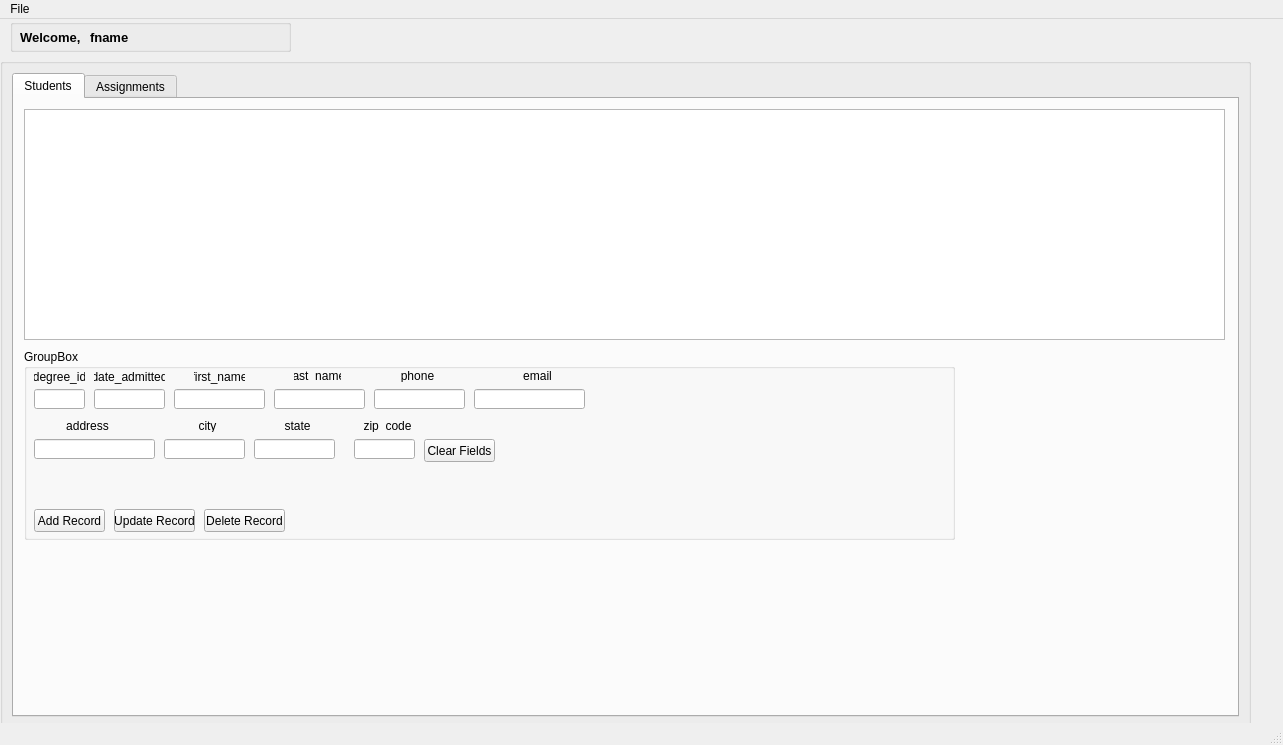
Qt form adminwindow.ui (Pawls/LMS) before a commit.
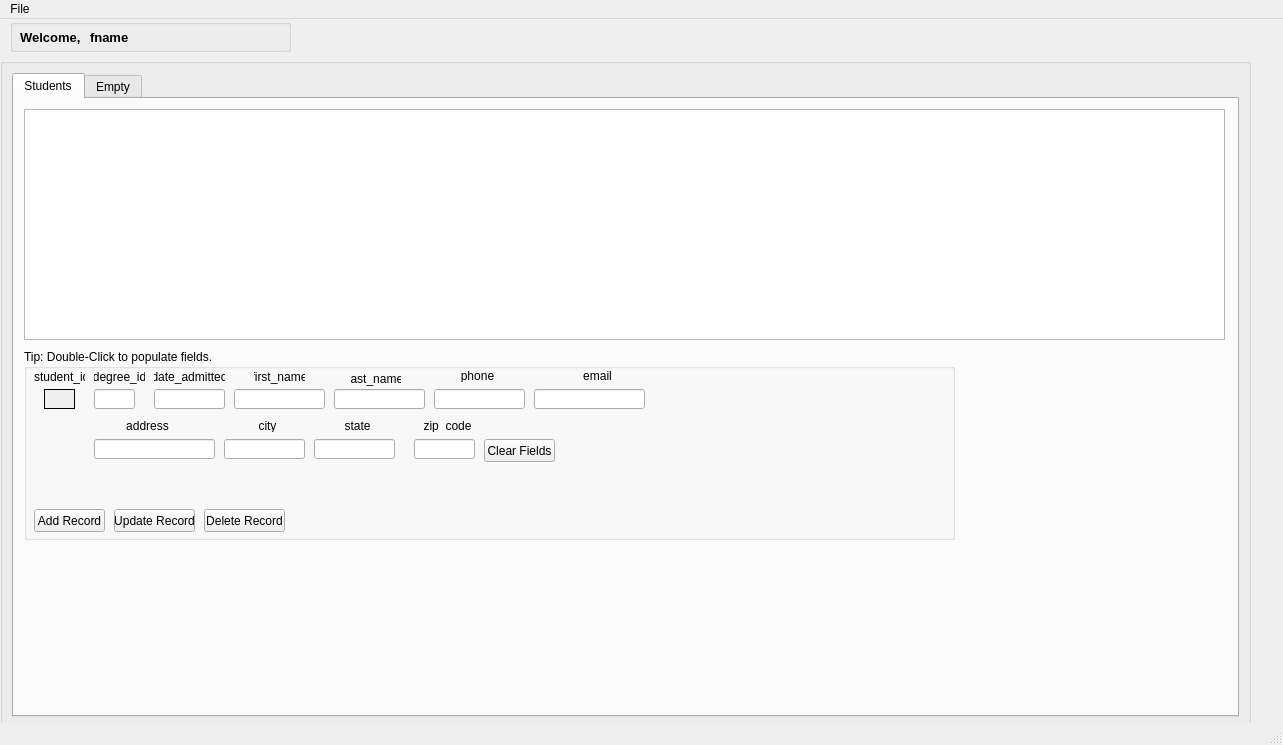
The same form after that commit.

Commit message: Added functionality to all buttons on AdminWindow

Diff of the .ui file:
```diff
--- a/adminwindow.ui
+++ b/adminwindow.ui
@@ -59,14 +59,14 @@
           </rect>
          </property>
          <property name="title">
-          <string>GroupBox</string>
+          <string>Tip: Double-Click to populate fields.</string>
          </property>
          <widget class="QLineEdit" name="lineEdit_degree_id">
           <property name="geometry">
            <rect>
-            <x>10</x>
+            <x>70</x>
             <y>40</y>
-            <width>51</width>
+            <width>41</width>
             <height>20</height>
            </rect>
           </property>
@@ -74,7 +74,7 @@
          <widget class="QLineEdit" name="lineEdit_date_admitted">
           <property name="geometry">
            <rect>
-            <x>70</x>
+            <x>130</x>
             <y>40</y>
             <width>71</width>
             <height>20</height>
@@ -84,7 +84,7 @@
          <widget class="QLineEdit" name="lineEdit_first_name">
           <property name="geometry">
            <rect>
-            <x>150</x>
+            <x>210</x>
             <y>40</y>
             <width>91</width>
             <height>20</height>
@@ -94,7 +94,7 @@
          <widget class="QLineEdit" name="lineEdit_last_name">
           <property name="geometry">
            <rect>
-            <x>250</x>
+            <x>310</x>
             <y>40</y>
             <width>91</width>
             <height>20</height>
@@ -104,7 +104,7 @@
          <widget class="QLineEdit" name="lineEdit_phone">
           <property name="geometry">
            <rect>
-            <x>350</x>
+            <x>410</x>
             <y>40</y>
             <width>91</width>
             <height>20</height>
@@ -114,7 +114,7 @@
          <widget class="QLineEdit" name="lineEdit_email">
           <property name="geometry">
            <rect>
-            <x>450</x>
+            <x>510</x>
             <y>40</y>
             <width>111</width>
             <height>20</height>
@@ -124,7 +124,7 @@
          <widget class="QLineEdit" name="lineEdit_address">
           <property name="geometry">
            <rect>
-            <x>10</x>
+            <x>70</x>
             <y>90</y>
             <width>121</width>
             <height>20</height>
@@ -134,7 +134,7 @@
          <widget class="QLineEdit" name="lineEdit_city">
           <property name="geometry">
            <rect>
-            <x>140</x>
+            <x>200</x>
             <y>90</y>
             <width>81</width>
             <height>20</height>
@@ -144,7 +144,7 @@
          <widget class="QLineEdit" name="lineEdit_state">
           <property name="geometry">
            <rect>
-            <x>230</x>
+            <x>290</x>
             <y>90</y>
             <width>81</width>
             <height>20</height>
@@ -154,7 +154,7 @@
          <widget class="QLineEdit" name="lineEdit_zip_code">
           <property name="geometry">
            <rect>
-            <x>330</x>
+            <x>390</x>
             <y>90</y>
             <width>61</width>
             <height>20</height>
@@ -190,7 +190,7 @@
          <widget class="QLabel" name="label_5">
           <property name="geometry">
            <rect>
-            <x>10</x>
+            <x>70</x>
             <y>20</y>
             <width>51</width>
             <height>16</height>
@@ -206,7 +206,7 @@
          <widget class="QLabel" name="label_7">
           <property name="geometry">
            <rect>
-            <x>70</x>
+            <x>130</x>
             <y>20</y>
             <width>71</width>
             <height>16</height>
@@ -222,7 +222,7 @@
          <widget class="QLabel" name="label_8">
           <property name="geometry">
            <rect>
-            <x>170</x>
+            <x>230</x>
             <y>20</y>
             <width>51</width>
             <height>16</height>
@@ -238,10 +238,10 @@
          <widget class="QLabel" name="label_9">
           <property name="geometry">
            <rect>
-            <x>270</x>
+            <x>326</x>
             <y>20</y>
-            <width>47</width>
-            <height>13</height>
+            <width>51</width>
+            <height>20</height>
            </rect>
           </property>
           <property name="text">
@@ -254,7 +254,7 @@
          <widget class="QLabel" name="label_10">
           <property name="geometry">
            <rect>
-            <x>370</x>
+            <x>430</x>
             <y>20</y>
             <width>47</width>
             <height>13</height>
@@ -270,7 +270,7 @@
          <widget class="QLabel" name="label_11">
           <property name="geometry">
            <rect>
-            <x>490</x>
+            <x>550</x>
             <y>20</y>
             <width>47</width>
             <height>13</height>
@@ -299,7 +299,7 @@
          <widget class="QLabel" name="label_12">
           <property name="geometry">
            <rect>
-            <x>40</x>
+            <x>100</x>
             <y>70</y>
             <width>47</width>
             <height>13</height>
@@ -315,7 +315,7 @@
          <widget class="QLabel" name="label_13">
           <property name="geometry">
            <rect>
-            <x>160</x>
+            <x>220</x>
             <y>70</y>
             <width>47</width>
             <height>13</height>
@@ -331,7 +331,7 @@
          <widget class="QLabel" name="label_14">
           <property name="geometry">
            <rect>
-            <x>250</x>
+            <x>310</x>
             <y>70</y>
             <width>47</width>
             <height>13</height>
@@ -347,23 +347,23 @@
          <widget class="QLabel" name="label_15">
           <property name="geometry">
            <rect>
-            <x>340</x>
-            <y>70</y>
-            <width>47</width>
-            <height>13</height>
-           </rect>
-          </property>
-          <property name="text">
-           <string>zip_code</string>
-          </property>
-          <property name="alignment">
-           <set>Qt::AlignCenter</set>
-          </property>
-         </widget>
-         <widget class="QPushButton" name="pushButton">
-          <property name="geometry">
-           <rect>
             <x>400</x>
+            <y>70</y>
+            <width>47</width>
+            <height>13</height>
+           </rect>
+          </property>
+          <property name="text">
+           <string>zip_code</string>
+          </property>
+          <property name="alignment">
+           <set>Qt::AlignCenter</set>
+          </property>
+         </widget>
+         <widget class="QPushButton" name="pushButton_Clear">
+          <property name="geometry">
+           <rect>
+            <x>460</x>
             <y>90</y>
             <width>71</width>
             <height>23</height>
@@ -373,11 +373,52 @@
            <string>Clear Fields</string>
           </property>
          </widget>
+         <widget class="QLabel" name="label">
+          <property name="geometry">
+           <rect>
+            <x>10</x>
+            <y>20</y>
+            <width>51</width>
+            <height>16</height>
+           </rect>
+          </property>
+          <property name="text">
+           <string>student_id</string>
+          </property>
+         </widget>
+         <widget class="QLabel" name="label_id">
+          <property name="geometry">
+           <rect>
+            <x>20</x>
+            <y>40</y>
+            <width>31</width>
+            <height>20</height>
+           </rect>
+          </property>
+          <property name="font">
+           <font>
+            <weight>75</weight>
+            <bold>true</bold>
+           </font>
+          </property>
+          <property name="acceptDrops">
+           <bool>false</bool>
+          </property>
+          <property name="autoFillBackground">
+           <bool>true</bool>
+          </property>
+          <property name="frameShape">
+           <enum>QFrame::Box</enum>
+          </property>
+          <property name="text">
+           <string/>
+          </property>
+         </widget>
         </widget>
        </widget>
        <widget class="QWidget" name="tab_6">
         <attribute name="title">
-         <string>Assignments</string>
+         <string>Empty</string>
         </attribute>
         <widget class="QTableView" name="tableView_assignments_3">
          <property name="geometry">
```
Left out of the diff: 10 changed lines with no effect on the pictures. The commit also changes 2 other files.
